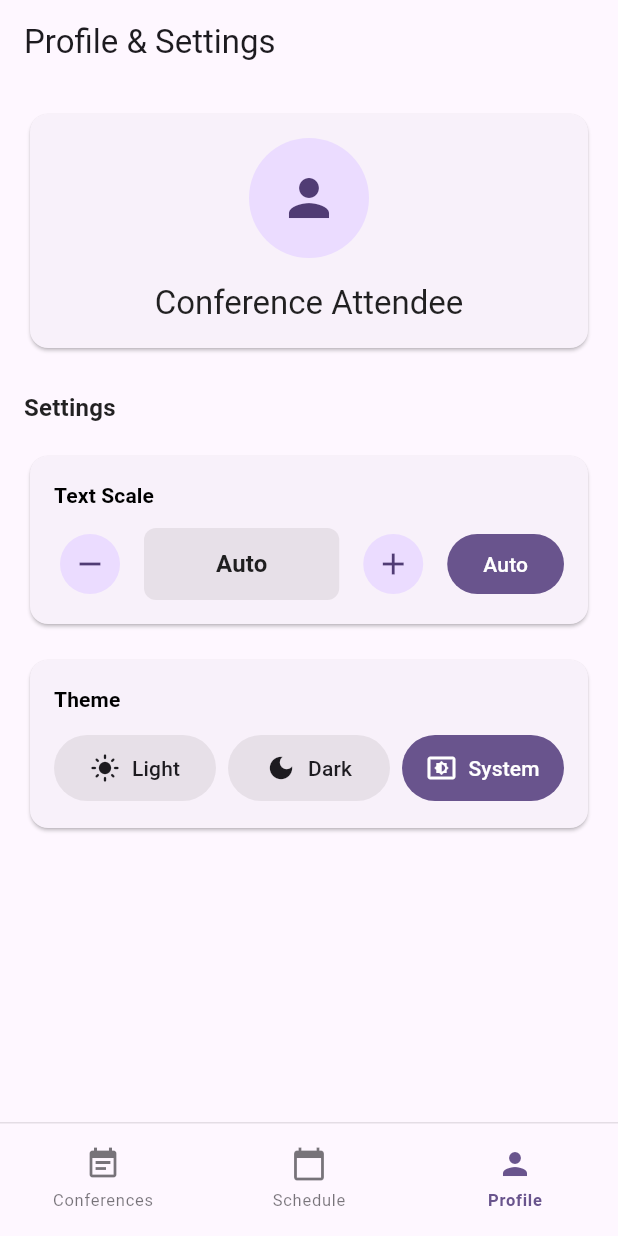
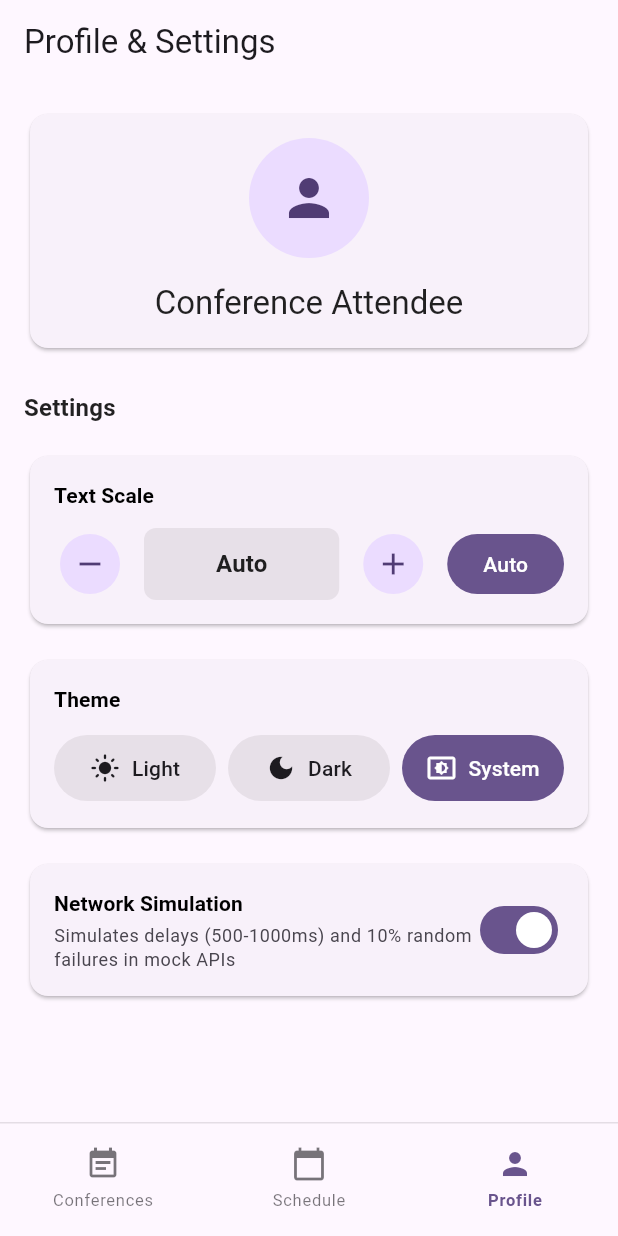
Before and after one commit to Arenukvern/test_projects, a Flutter app: the UiProfileScreen screen opened by its route, on a phone screen of 412 x 824 dp. Run offline on Flutter 3.47's test engine with Material 3 defaults, Android fonts, the phone set to English and light mode, and no system bars; our stand-ins replace dio, flutter_svg, gap, get_it, go_router, gradient_borders and 2 more; missing offline and left inert: from_json_to_json, xsoulspace_foundation, xsoulspace_state_utils, xsoulspace_ui_foundation; project files that could hold a hidden picture were left out.

Commit message:
=wip:init data

```diff
--- a/packages/conference_app_2025/lib/app_router.dart
+++ b/packages/conference_app_2025/lib/app_router.dart
@@ -44,6 +44,7 @@ final appRouter = GoRouter(
                 GoRoute(
                   path: ':id',
                   name: AppRoute.conferenceDetails.name,
+
                   builder: (final context, final state) {
                     final sessionId = ConferenceSessionId.fromJson(
                       state.pathParameters['id'],
@@ -51,6 +52,7 @@ final appRouter = GoRouter(
                     final session = ConferenceSession.fromJson(state.extra);
                     return UiConferenceDetailsScreen(
                       sessionId: sessionId,
+                      key: ValueKey(sessionId),
                       session: session,
                     );
                   },
@@ -67,6 +69,24 @@ final appRouter = GoRouter(
               name: AppRoute.mySchedule.name,
               builder: (final context, final state) =>
                   const UiMyScheduleScreen(),
+
+              routes: [
+                GoRoute(
+                  path: ':id',
+                  name: AppRoute.myScheduleDetails.name,
+                  builder: (final context, final state) {
+                    final sessionId = ConferenceSessionId.fromJson(
+                      state.pathParameters['id'],
+                    );
+                    final session = ConferenceSession.fromJson(state.extra);
+                    return UiConferenceDetailsScreen(
+                      sessionId: sessionId,
+                      key: ValueKey(sessionId),
+                      session: session,
+                    );
+                  },
+                ),
+              ],
             ),
           ],
         ),
--- a/packages/conference_app_2025/lib/app_routes.dart
+++ b/packages/conference_app_2025/lib/app_routes.dart
@@ -22,6 +22,8 @@ enum AppRoute {
 
   /// My schedule screen route
   mySchedule('/schedule', 'mySchedule'),
+
+  myScheduleDetails('/schedule/:id', 'myScheduleDetails'),
 
   /// Profile/settings screen route
   profile('/profile', 'profile');
--- a/packages/conference_app_2025/lib/ui_kit/atoms/ui_error_message_banner.dart
+++ b/packages/conference_app_2025/lib/ui_kit/atoms/ui_error_message_banner.dart
@@ -32,6 +32,7 @@ class UiErrorMessagesBanner extends StatelessWidget {
         borderRadius: BorderRadius.circular(12),
       ),
       child: Column(
+        mainAxisSize: MainAxisSize.min,
         crossAxisAlignment: CrossAxisAlignment.start,
         children: [
           Row(
--- a/packages/conference_app_2025/lib/ui_profile/ui_profile_screen.dart
+++ b/packages/conference_app_2025/lib/ui_profile/ui_profile_screen.dart
@@ -61,6 +61,10 @@ class UiProfileScreen extends StatelessWidget {
 
           // Theme Brightness settings
           const _ThemeBrightnessSettingCard(),
+          const SizedBox(height: 16),
+
+          // Network Simulation settings
+          const _NetworkSimulationSettingCard(),
         ],
       ),
     );
@@ -270,3 +274,55 @@ class _ThemeButton extends StatelessWidget {
     );
   }
 }
+
+class _NetworkSimulationSettingCard extends StatelessWidget {
+  const _NetworkSimulationSettingCard();
+
+  @override
+  Widget build(final BuildContext context) {
+    final theme = Theme.of(context);
+    final networkSimulationResource = context
+        .watch<NetworkSimulationSettingsResource>();
+    final isEnabled = networkSimulationResource.value;
+
+    return Card(
+      child: Padding(
+        padding: const EdgeInsets.all(16),
+        child: Column(
+          crossAxisAlignment: CrossAxisAlignment.start,
+          children: [
+            Row(
+              children: [
+                Expanded(
+                  child: Column(
+                    crossAxisAlignment: CrossAxisAlignment.start,
+                    children: [
+                      Text(
+                        'Network Simulation',
+                        style: theme.textTheme.titleSmall?.copyWith(
+                          fontWeight: FontWeight.w600,
+                        ),
+                      ),
+                      const SizedBox(height: 4),
+                      Text(
+                        'Simulates delays (500-1000ms) and 10% random failures in mock APIs',
+                        style: theme.textTheme.bodySmall?.copyWith(
+                          color: theme.colorScheme.onSurfaceVariant,
+                        ),
+                      ),
+                    ],
+                  ),
+                ),
+                Switch(
+                  value: isEnabled,
+                  onChanged: (final value) =>
+                      networkSimulationResource.value = value,
+                ),
+              ],
+            ),
+          ],
+        ),
+      ),
+    );
+  }
+}
```
Also changed, not shown: packages/conference_app_2025/lib/ui_conferences/ui_conference_details_screen.dart (+23 -7 lines), packages/conference_app_2025/lib/ui_schedule/ui_my_schedule_screen.dart (+12 -9 lines).
